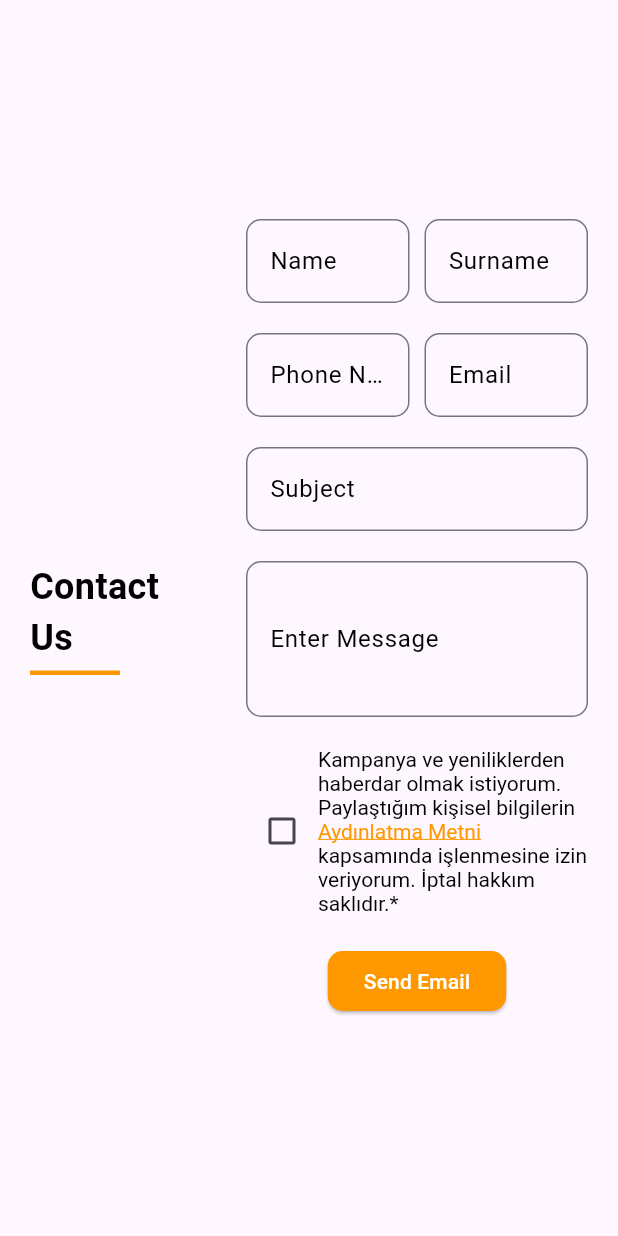
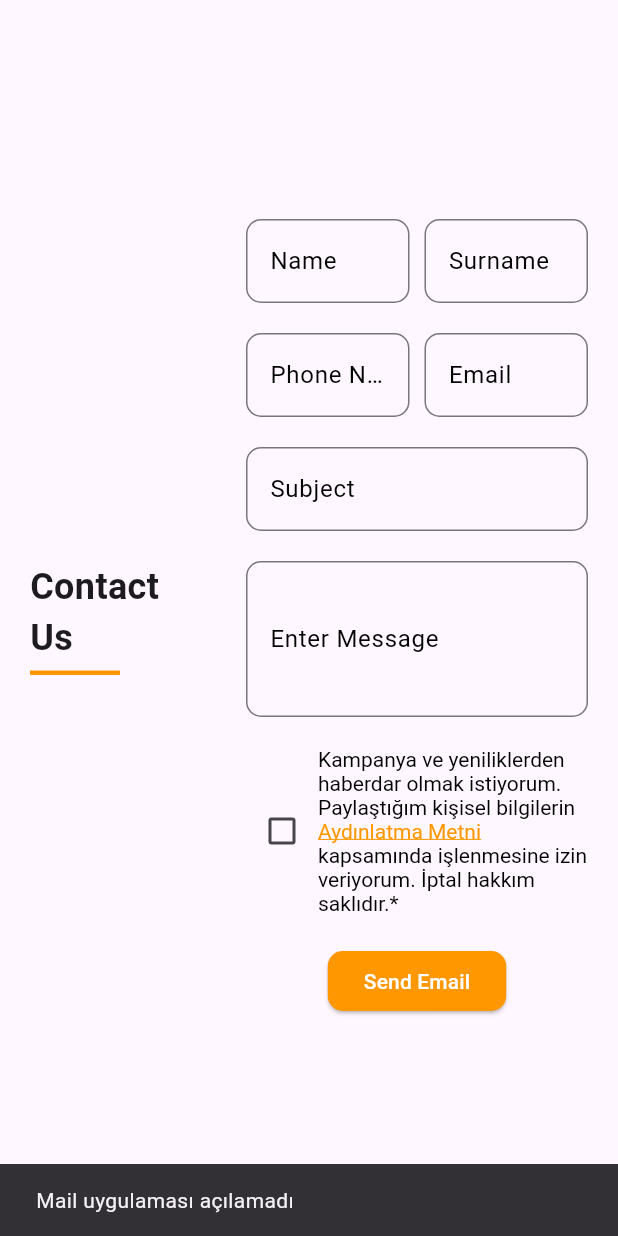
Before and after one commit to YesimGunduz/emailsender-Flutter-, a Flutter app: the screen it shows after launch, after a tap on "Send Email", on a phone screen of 412 x 824 dp. Run offline on Flutter 3.47's test engine with Material 3 defaults, Android fonts, the phone set to English and light mode, and no system bars; missing offline and left inert: flutter_email_sender, mailer.

Commit message:
second commit

```diff
--- a/lib/homepage.dart
+++ b/lib/homepage.dart
@@ -1,5 +1,9 @@
 import 'package:flutter/gestures.dart';
 import 'package:flutter/material.dart';
+import 'package:flutter_email_sender/flutter_email_sender.dart';
+import 'package:url_launcher/url_launcher.dart';
+ import 'package:mailer/mailer.dart';
+import 'package:mailer/smtp_server/gmail.dart';
 
 class Homepage extends StatefulWidget {
   const Homepage({super.key});
@@ -9,139 +13,126 @@ class Homepage extends StatefulWidget {
 }
 
 class _HomepageState extends State<Homepage> {
-  bool? isChecked = false;
+  bool isChecked = false;
+
+  final TextEditingController nameController = TextEditingController();
+  final TextEditingController surnameController = TextEditingController();
+  final TextEditingController phoneController = TextEditingController();
+  final TextEditingController emailController = TextEditingController();
+  final TextEditingController subjectController = TextEditingController();
+  final TextEditingController messageController = TextEditingController();
+
+  void openLink(String url) async {
+    final uri = Uri.parse(url);
+    if (await canLaunchUrl(uri)) {
+      await launchUrl(uri);
+    } else {
+      ScaffoldMessenger.of(context).showSnackBar(
+        SnackBar(content: Text("Link açılamadı: $url")),
+      );
+    }
+  }
+
+
+
+void sendEmail() async {
+  final Uri params = Uri(
+    scheme: 'mailto',
+    path: 'yesimgunduz366@gmail.com',
+    query: 'subject=${subjectController.text}&body=Name: ${nameController.text}\nSurname: ${surnameController.text}\nPhone: ${phoneController.text}\nEmail: ${emailController.text}\nMessage: ${messageController.text}',
+  );
+
+  if (await canLaunchUrl(params)) {
+    await launchUrl(params);
+  } else {
+    ScaffoldMessenger.of(context).showSnackBar(
+      const SnackBar(content: Text("Mail uygulaması açılamadı")),
+    );
+  }
+}
 
   @override
   Widget build(BuildContext context) {
     return Scaffold(
       body: Center(
-        // ⭐ tüm Row'u yatay ve dikey ortala
         child: Padding(
           padding: const EdgeInsets.all(20.0),
           child: IntrinsicHeight(
             child: Row(
-              mainAxisAlignment: MainAxisAlignment.center, // yatayda ortala
-              crossAxisAlignment: CrossAxisAlignment.center, // dikeyde ortala
+              mainAxisAlignment: MainAxisAlignment.center,
+              crossAxisAlignment: CrossAxisAlignment.center,
               children: [
-                // 🔹 SOL (Contact Us)
                 Expanded(
                   flex: 1,
                   child: Column(
-                    mainAxisAlignment: MainAxisAlignment.center, // dikey ortala
+                    mainAxisAlignment: MainAxisAlignment.center,
                     crossAxisAlignment: CrossAxisAlignment.start,
                     children: [
-                      Text(
+                      const Text(
                         "Contact Us",
                         style: TextStyle(
                           fontSize: 24,
                           fontWeight: FontWeight.bold,
-                          color: Colors.black,
                         ),
                       ),
-                      SizedBox(height: 5),
+                      const SizedBox(height: 5),
                       Container(width: 60, height: 3, color: Colors.orange),
                     ],
                   ),
                 ),
 
-                SizedBox(width: 30),
+                const SizedBox(width: 30),
 
-                // 🔹 SAĞ (FORM)
                 Expanded(
                   flex: 2,
                   child: Column(
-                    mainAxisAlignment: MainAxisAlignment.center, // dikey ortala
+                    mainAxisAlignment: MainAxisAlignment.center,
                     children: [
                       Row(
                         children: [
                           Expanded(
-                            child: TextField(
-                              decoration: InputDecoration(
-                                labelText: "Name",
-                                labelStyle: TextStyle(color: Colors.black),
-                                border: OutlineInputBorder(
-                                  borderSide: BorderSide(color: Colors.orange),
-                                  borderRadius: BorderRadius.circular(10),
-                                ),
-                              ),
-                            ),
+                            child: _buildTextField(
+                                controller: nameController, label: "Name"),
                           ),
-                          SizedBox(width: 10),
+                          const SizedBox(width: 10),
                           Expanded(
-                            child: TextField(
-                              decoration: InputDecoration(
-                                labelText: "Surname",
-                                labelStyle: TextStyle(color: Colors.black),
-                                border: OutlineInputBorder(
-                                  borderSide: BorderSide(color: Colors.orange),
-                                  borderRadius: BorderRadius.circular(10),
-                                ),
-                              ),
-                            ),
+                            child: _buildTextField(
+                                controller: surnameController, label: "Surname"),
                           ),
                         ],
                       ),
-
-                      SizedBox(height: 20),
+                      const SizedBox(height: 20),
 
                       Row(
                         children: [
                           Expanded(
-                            child: TextField(
-                              decoration: InputDecoration(
-                                labelText: "Phone Number",
-                                labelStyle: TextStyle(color: Colors.black),
-                                border: OutlineInputBorder(
-                                  borderSide: BorderSide(color: Colors.orange),
-                                  borderRadius: BorderRadius.circular(10),
-                                ),
-                              ),
-                            ),
+                            child: _buildTextField(
+                                controller: phoneController,
+                                label: "Phone Number",
+                                keyboardType: TextInputType.phone),
                           ),
-                          SizedBox(width: 10),
+                          const SizedBox(width: 10),
                           Expanded(
-                            child: TextField(
-                              decoration: InputDecoration(
-                                labelText: "Email",
-                                labelStyle: TextStyle(color: Colors.black),
-                                border: OutlineInputBorder(
-                                  borderSide: BorderSide(color: Colors.orange),
-                                  borderRadius: BorderRadius.circular(10),
-                                ),
-                              ),
-                            ),
+                            child: _buildTextField(
+                                controller: emailController,
+                                label: "Email",
+                                keyboardType: TextInputType.emailAddress),
                           ),
                         ],
                       ),
+                      const SizedBox(height: 20),
 
-                      SizedBox(height: 20),
+                      _buildTextField(
+                          controller: subjectController, label: "Subject"),
+                      const SizedBox(height: 20),
 
-                      TextField(
-                        decoration: InputDecoration(
-                          labelText: "Subject",
-                          labelStyle: TextStyle(color: Colors.black),
-                          border: OutlineInputBorder(
-                            borderSide: BorderSide(color: Colors.orange),
-                            borderRadius: BorderRadius.circular(10),
-                          ),
-                        ),
-                      ),
+                      _buildTextField(
+                          controller: messageController,
+                          label: "Enter Message",
+                          minLines: 3,
+                          maxLines: null),
+                      const SizedBox(height: 20),
 
-                      SizedBox(height: 20),
-
-                      TextField(
-                        minLines: 3,
-                        maxLines: null,
-                        decoration: InputDecoration(
-                          labelText: "Enter Message",
-                          labelStyle: TextStyle(color: Colors.black),
-                          border: OutlineInputBorder(
-                            borderSide: BorderSide(color: Colors.orange),
-                            borderRadius: BorderRadius.circular(10),
-                          ),
-                        ),
-                      ),
-                      SizedBox(height: 20),
                       Row(
                         children: [
                           Checkbox(
@@ -155,43 +146,36 @@ class _HomepageState extends State<Homepage> {
                           Expanded(
                             child: RichText(
                               text: TextSpan(
-                                style: TextStyle(
+                                style: const TextStyle(
                                   fontSize: 14,
                                   color: Colors.black,
-                                ), // normal metin
+                                ),
                                 children: [
-                                  TextSpan(
-                                    text:
-                                        "Kampanya ve yeniliklerden haberdar olmak istiyorum. Paylaştığım kişisel bilgilerin ",
-                                  ),
+                                  const TextSpan(
+                                      text:
+                                          "Kampanya ve yeniliklerden haberdar olmak istiyorum. Paylaştığım kişisel bilgilerin "),
                                   TextSpan(
                                     text: "Aydınlatma Metni",
-                                    style: TextStyle(
+                                    style: const TextStyle(
                                       color: Colors.orange,
-                                      decoration: TextDecoration
-                                          .underline,
+                                      decoration: TextDecoration.underline,
                                     ),
                                     recognizer: TapGestureRecognizer()
                                       ..onTap = () {
-
-                                        launchUrl(
-                                          Uri.parse(
-                                            "https://example.com/aydinlatma",
-                                          ),
-                                        );
+                                        openLink(
+                                            "https://example.com/aydinlatma");
                                       },
                                   ),
-                                  TextSpan(
-                                    text:
-                                        " kapsamında işlenmesine izin veriyorum. İptal hakkım saklıdır.*",
-                                  ),
+                                  const TextSpan(
+                                      text:
+                                          " kapsamında işlenmesine izin veriyorum. İptal hakkım saklıdır.*"),
                                 ],
                               ),
                             ),
                           ),
                         ],
                       ),
-                      SizedBox(height: 20),
+                      const SizedBox(height: 20),
 
                       ElevatedButton(
                         style: ElevatedButton.styleFrom(
@@ -201,8 +185,8 @@ class _HomepageState extends State<Homepage> {
                             borderRadius: BorderRadius.circular(10),
                           ),
                         ),
-                        onPressed: () {},
-                        child: Text("Send Email"),
+                        onPressed: sendEmail,
+                        child: const Text("Send Email"),
                       ),
                     ],
                   ),
@@ -215,5 +199,26 @@ class _HomepageState extends State<Homepage> {
     );
   }
 
-  void launchUrl(Uri parse) {}
+  Widget _buildTextField({
+    required TextEditingController controller,
+    required String label,
+    TextInputType keyboardType = TextInputType.text,
+    int? minLines = 1,
+    int? maxLines = 1,
+  }) {
+    return TextField(
+      controller: controller,
+      keyboardType: keyboardType,
+      minLines: minLines,
+      maxLines: maxLines,
+      decoration: InputDecoration(
+        labelText: label,
+        labelStyle: const TextStyle(color: Colors.black),
+        border: OutlineInputBorder(
+          borderSide: const BorderSide(color: Colors.orange),
+          borderRadius: BorderRadius.circular(10),
+        ),
+      ),
+    );
+  }
 }
```
Also changed, not shown: pubspec.yaml (+4 -69 lines), pubspec.lock, 11 other files.
